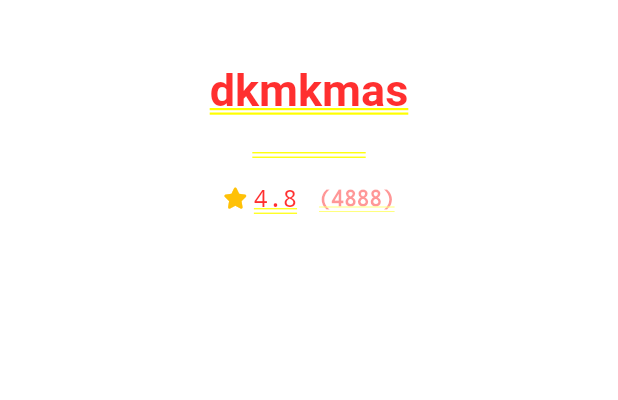
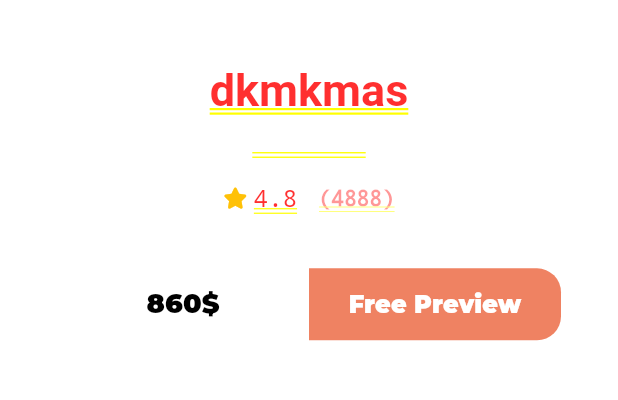
Before and after one commit to Marwadnz4/bookly_app, a Flutter app: the BookDetailsBodyView screen opened by its route, on a phone screen of 412 x 824 dp, the part 443-843 px from its top. Run offline on Flutter 3.47's test engine with Material 3 defaults, Android fonts, the phone set to English and light mode, and no system bars; our stand-ins replace font_awesome_flutter, go_router, google_fonts; Roboto replaces fonts that are missing (GT Sectra Fine).

Commit message:
create books action for book details

```diff
--- a/lib/core/utils/styles.dart
+++ b/lib/core/utils/styles.dart
@@ -1,4 +1,4 @@
-import 'package:bookly_app/core/utils/constants.dart';
+import 'package:bookly_app/core/constants.dart';
 import 'package:flutter/cupertino.dart';
 
 abstract class Styles {
--- /dev/null
+++ b/lib/core/widgets/custom_button.dart
@@ -0,0 +1,48 @@
+import 'package:bookly_app/core/utils/styles.dart';
+import 'package:flutter/material.dart';
+
+class CustomButton extends StatelessWidget {
+  const CustomButton({
+    super.key,
+    required this.text,
+    required this.textColor,
+    required this.backgroundColor,
+    this.isLeftBorderRadius = true, this.fontSize,
+  });
+  final String text;
+  final Color textColor;
+  final Color backgroundColor;
+  final bool isLeftBorderRadius;
+  final double? fontSize;
+  @override
+  Widget build(BuildContext context) {
+    return SizedBox(
+      height: 48,
+      child: TextButton(
+        onPressed: () {},
+        style: TextButton.styleFrom(
+          backgroundColor: backgroundColor,
+          shape: RoundedRectangleBorder(
+            borderRadius: isLeftBorderRadius
+                ? const BorderRadius.only(
+                    topLeft: Radius.circular(16),
+                    bottomLeft: Radius.circular(16),
+                  )
+                : const BorderRadius.only(
+                    topRight: Radius.circular(16),
+                    bottomRight: Radius.circular(16),
+                  ),
+          ),
+        ),
+        child: Text(
+          text,
+          style: Styles.textStyle18.copyWith(
+            color: textColor,
+            fontWeight: FontWeight.w900,
+            fontSize: fontSize,
+          ),
+        ),
+      ),
+    );
+  }
+}
--- a/lib/features/home/presentation/views/widgets/best_seller_list_view_item.dart
+++ b/lib/features/home/presentation/views/widgets/best_seller_list_view_item.dart
@@ -1,6 +1,6 @@
 import 'package:bookly_app/core/utils/app_router.dart';
 import 'package:bookly_app/core/utils/assets.dart';
-import 'package:bookly_app/core/utils/constants.dart';
+import 'package:bookly_app/core/constants.dart';
 import 'package:bookly_app/core/utils/styles.dart';
 import 'package:bookly_app/features/home/presentation/views/widgets/book_rating.dart';
 import 'package:flutter/material.dart';
--- a/lib/features/home/presentation/views/widgets/book_details_body_view.dart
+++ b/lib/features/home/presentation/views/widgets/book_details_body_view.dart
@@ -1,5 +1,7 @@
 import 'package:bookly_app/core/utils/styles.dart';
+import 'package:bookly_app/core/widgets/custom_button.dart';
 import 'package:bookly_app/features/home/presentation/views/widgets/book_rating.dart';
+import 'package:bookly_app/features/home/presentation/views/widgets/books_action.dart';
 import 'package:bookly_app/features/home/presentation/views/widgets/custom_book_details_appbar.dart';
 import 'package:bookly_app/features/home/presentation/views/widgets/custom_book_view_item.dart';
 import 'package:flutter/material.dart';
@@ -45,6 +47,10 @@ class BookDetailsBodyView extends StatelessWidget {
           const BookRating(
             mainAxisAlignment: MainAxisAlignment.center,
           ),
+          const SizedBox(
+            height: 37,
+          ),
+          const BooksAction(),
         ],
       ),
     );
--- /dev/null
+++ b/lib/features/home/presentation/views/widgets/books_action.dart
@@ -0,0 +1,33 @@
+import 'package:bookly_app/core/widgets/custom_button.dart';
+import 'package:flutter/material.dart';
+
+class BooksAction extends StatelessWidget {
+  const BooksAction({super.key});
+
+  @override
+  Widget build(BuildContext context) {
+    return const Padding(
+      padding: EdgeInsets.symmetric(horizontal: 8.0),
+      child: Row(
+        children: [
+          Expanded(
+            child: CustomButton(
+              text: '860\$',
+              backgroundColor: Colors.white,
+              textColor: Colors.black,
+            ),
+          ),
+          Expanded(
+            child: CustomButton(
+              text: 'Free Preview',
+              fontSize: 16,
+              backgroundColor: Color(0xffef8262),
+              textColor: Colors.white,
+              isLeftBorderRadius: false,
+            ),
+          ),
+        ],
+      ),
+    );
+  }
+}
--- a/lib/features/splash/presentation/views/widgets/splash_view_body.dart
+++ b/lib/features/splash/presentation/views/widgets/splash_view_body.dart
@@ -1,6 +1,6 @@
 import 'package:bookly_app/core/utils/app_router.dart';
 import 'package:bookly_app/core/utils/assets.dart';
-import 'package:bookly_app/core/utils/constants.dart';
+import 'package:bookly_app/core/constants.dart';
 import 'package:bookly_app/features/home/presentation/views/home_view.dart';
 import 'package:bookly_app/features/splash/presentation/views/widgets/sliding_text.dart';
 import 'package:flutter/material.dart';
--- a/lib/main.dart
+++ b/lib/main.dart
@@ -1,5 +1,5 @@
 import 'package:bookly_app/core/utils/app_router.dart';
-import 'package:bookly_app/core/utils/constants.dart';
+import 'package:bookly_app/core/constants.dart';
 import 'package:bookly_app/features/splash/presentation/views/splash_view.dart';
 import 'package:flutter/material.dart';
 import 'package:go_router/go_router.dart';
```
Also changed, not shown: lib/core/constants.dart (renamed from lib/core/utils/constants.dart).
